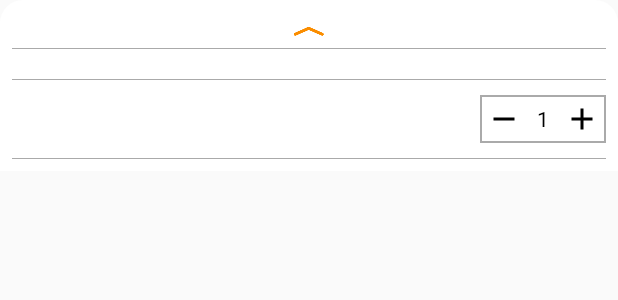
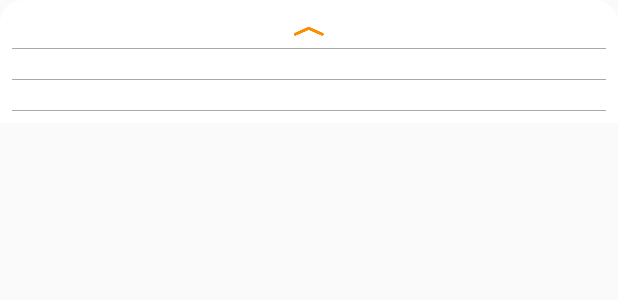
Before and after one commit to RTUITLab/Look-It-Up-Urban-Tech-Moscow-2019, an Android app: the layout layout_bottom_sheet.xml on its own in the app's theme, with its tools: preview values and no code run, on a phone screen of 412 x 824 dp. Shown: the top 300 px of the screen. Run offline under Robolectric (Android 15) with nearby library versions, the phone set to English and light mode, and no system bars.

Commit message:
Almost all trash is out. Supporting view is clean

```diff
--- a/lookItUpAndroid/app/src/main/res/layout/layout_bottom_sheet.xml
+++ b/lookItUpAndroid/app/src/main/res/layout/layout_bottom_sheet.xml
@@ -45,41 +45,7 @@
         android:layout_width="match_parent"
         android:layout_height="wrap_content"
         android:layout_marginTop="10dp"
-        android:orientation="horizontal">
-
-        <LinearLayout
-            android:layout_width="wrap_content"
-            android:layout_height="wrap_content"
-            android:layout_alignParentRight="true"
-            android:background="@drawable/rectangle"
-            android:gravity="center"
-            android:orientation="horizontal"
-            android:padding="4dp">
-
-            <ImageView
-                android:id="@+id/minus"
-                android:layout_width="wrap_content"
-                android:layout_height="wrap_content"
-                android:src="@drawable/ic_baseline_remove" />
-
-            <TextView
-                android:id="@+id/threads"
-                android:layout_width="wrap_content"
-                android:layout_height="wrap_content"
-                android:layout_marginLeft="10dp"
-                android:layout_marginRight="10dp"
-                android:text="1"
-                android:textColor="@android:color/black"
-                android:textSize="14sp" />
-
-            <ImageView
-                android:id="@+id/plus"
-                android:layout_width="wrap_content"
-                android:layout_height="wrap_content"
-                android:src="@drawable/ic_baseline_add" />
-
-        </LinearLayout>
-    </RelativeLayout>
+        android:orientation="horizontal"/>
 
     <View
         android:layout_width="match_parent"
```
Also changed, not shown: lookItUpAndroid/app/src/main/java/com/rtuitlab/lookitapp/urbantech/moscow/CameraActivity.java (+6 -45 lines).
